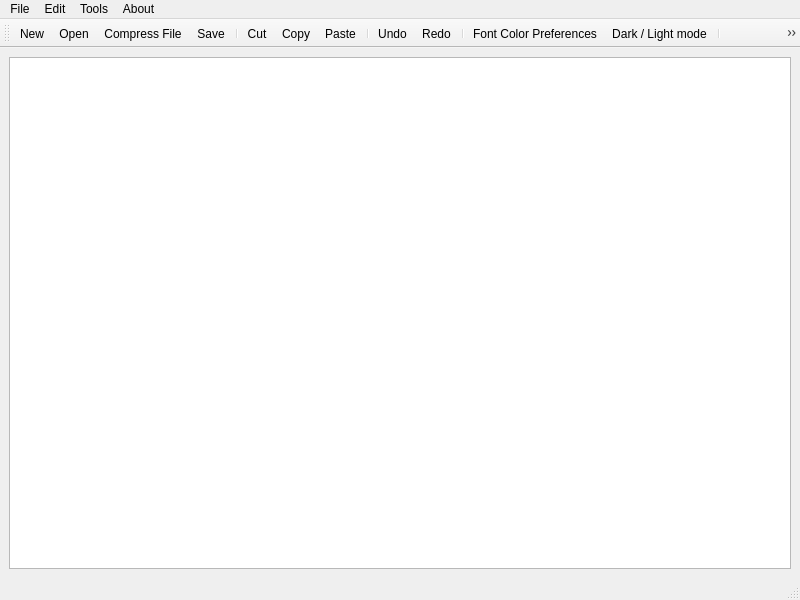
The window that XML_Editor/editor.ui (Abdelrhman-CaT/XML-Editor) describes before a commit, drawn with Qt 5.
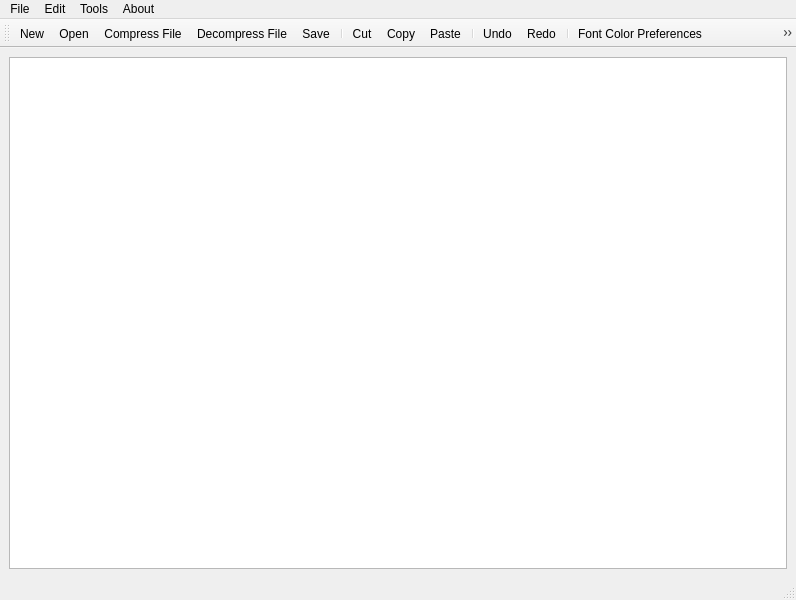
The same window after the commit. Icons and pictures are not drawn.

The edit to the form file:
```diff
--- a/XML_Editor/editor.ui
+++ b/XML_Editor/editor.ui
@@ -6,7 +6,7 @@
    <rect>
     <x>0</x>
     <y>0</y>
-    <width>800</width>
+    <width>796</width>
     <height>600</height>
    </rect>
   </property>
@@ -36,7 +36,7 @@
     <rect>
      <x>0</x>
      <y>0</y>
-     <width>800</width>
+     <width>796</width>
      <height>25</height>
     </rect>
    </property>
@@ -101,6 +101,7 @@
    <addaction name="actionNew"/>
    <addaction name="actionOpen"/>
    <addaction name="actionCompress_Data"/>
+   <addaction name="actionDecompress_File"/>
    <addaction name="actionSave"/>
    <addaction name="separator"/>
    <addaction name="actionCut"/>
@@ -297,6 +298,15 @@
     <string>Team</string>
    </property>
   </action>
+  <action name="actionDecompress_File">
+   <property name="icon">
+    <iconset resource="icons.qrc">
+     <normaloff>:/icons/icons/decompress.png</normaloff>:/icons/icons/decompress.png</iconset>
+   </property>
+   <property name="text">
+    <string>Decompress File</string>
+   </property>
+  </action>
  </widget>
  <resources>
   <include location="icons.qrc"/>
```
Left out of the diff: 7 changed lines with no effect on the pictures.
